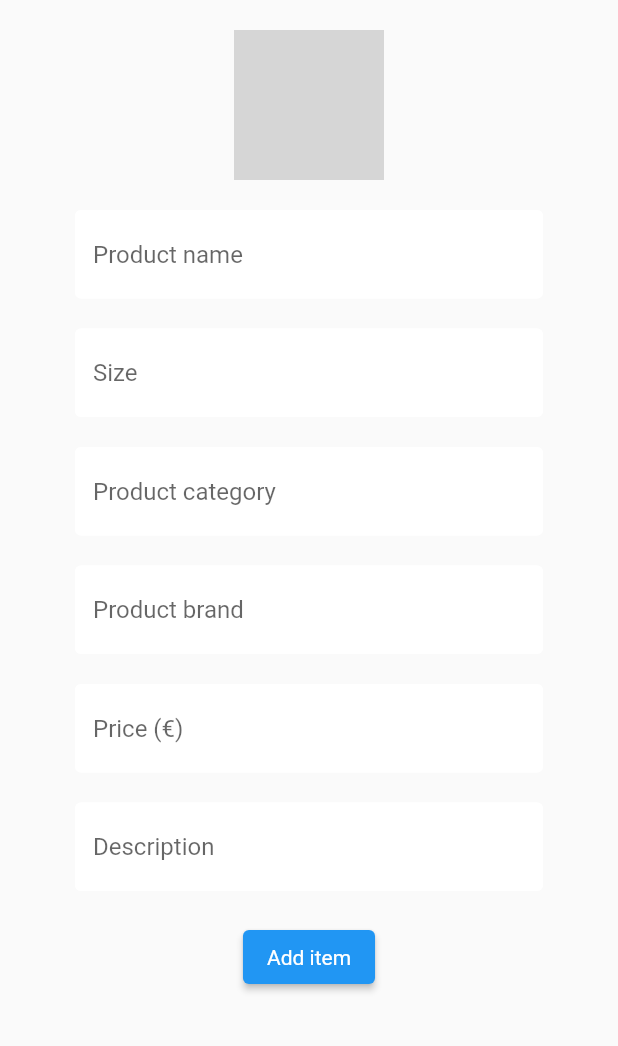
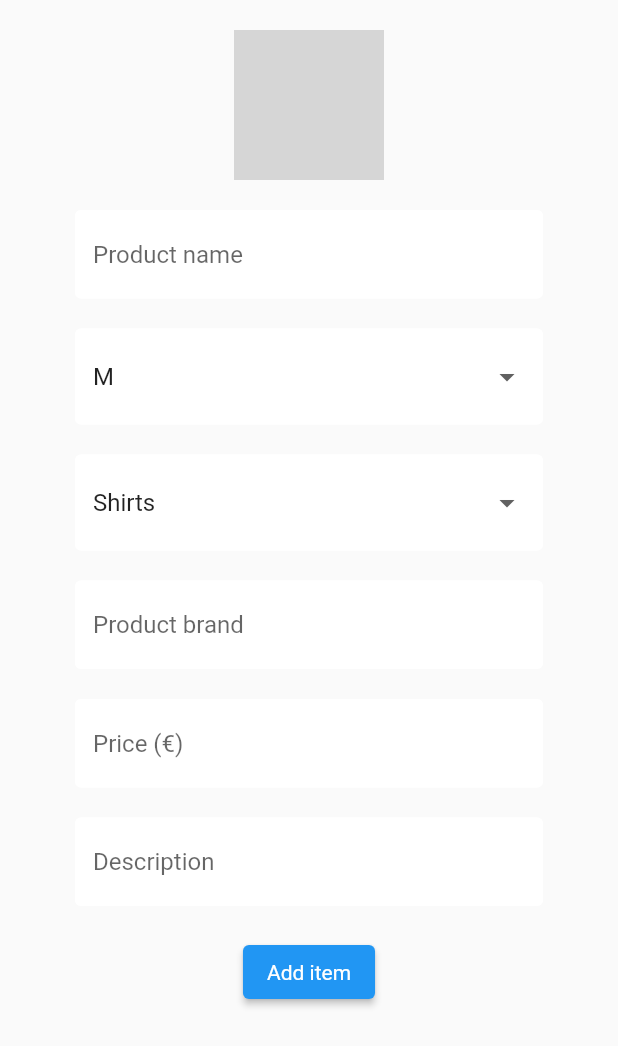
Before and after one commit to AyedSamy/Flutter-ShopApp, a Flutter app: the AddItem widget shown alone on an empty page, opened directly, on a phone screen of 412 x 824 dp. Shown: the top 1046 px of the screen. Run offline on Flutter 3.47's test engine with Material 2 defaults, Android fonts, the phone set to English and light mode, and no system bars; our stand-ins replace cloud_firestore, currency_text_input_formatter, firebase_auth, firebase_core, firebase_storage, image_picker; accounts and stored records are empty; network calls fail; grey boxes are pictures that could not be loaded.

Commit message:
Size, brand, dropdown menu

```diff
--- a/lib/screens/add-item.dart
+++ b/lib/screens/add-item.dart
@@ -26,11 +26,19 @@ class _AddItemState extends State<AddItem> {
   String imageUrl;
 
   final _formKey = GlobalKey<FormState>();
+  final List<String> sizes = ['XS', 'S', 'M', 'L', 'XL'];
+  final List<String> categories = [
+    'Shirts',
+    'Pants',
+    'Hats',
+    'Jackets',
+    'Other'
+  ];
 
   //text field state
   String productName = '';
-  String size = '';
-  String category = '';
+  String size = 'M'; // default
+  String category = 'Shirts'; // default
   String brand = '';
   String description = '';
   double price;
@@ -138,11 +146,17 @@ class _AddItemState extends State<AddItem> {
                     SizedBox(
                       height: 20,
                     ),
-                    TextFormField(
-                      decoration:
-                          textInputDecoration.copyWith(hintText: 'Size'),
-                      validator: (val) =>
-                          val.isEmpty ? "Enter the product size" : null,
+                    DropdownButtonFormField(
+                      decoration: textInputDecoration,
+                      value: size ?? 'M',
+                      items: sizes
+                          .map(
+                            (sz) => DropdownMenuItem(
+                              value: sz,
+                              child: Text('$sz'),
+                            ),
+                          )
+                          .toList(),
                       onChanged: (val) {
                         setState(() {
                           size = val;
@@ -152,11 +166,17 @@ class _AddItemState extends State<AddItem> {
                     SizedBox(
                       height: 20,
                     ),
-                    TextFormField(
-                      decoration: textInputDecoration.copyWith(
-                          hintText: 'Product category'),
-                      validator: (val) =>
-                          val.isEmpty ? "Enter the product category" : null,
+                    DropdownButtonFormField(
+                      decoration: textInputDecoration,
+                      value: category ?? 'Shirts',
+                      items: categories
+                          .map(
+                            (cat) => DropdownMenuItem(
+                              value: cat,
+                              child: Text('$cat'),
+                            ),
+                          )
+                          .toList(),
                       onChanged: (val) {
                         setState(() {
                           category = val;
--- a/lib/screens/product-card.dart
+++ b/lib/screens/product-card.dart
@@ -77,6 +77,16 @@ class ProductCard extends StatelessWidget {
               SizedBox(
                 height: 10.0,
               ),
+              Text(
+                'Category : $category', // PRODUCT CATEGORY
+                style: TextStyle(
+                  color: Colors.blue[800],
+                  letterSpacing: 1.0,
+                ),
+              ),
+              SizedBox(
+                height: 10.0,
+              ),
               Row(
                 mainAxisAlignment: MainAxisAlignment.center,
                 children: [
--- a/lib/screens/product-list.dart
+++ b/lib/screens/product-list.dart
@@ -12,6 +12,7 @@ class ProductList extends StatefulWidget {
 
 class _ProductListState extends State<ProductList> {
   String searchedItem = '';
+  String selectedCategory = '';
 
   List<Product> searchedProducts;
 
--- a/lib/screens/select-category.dart
+++ b/lib/screens/select-category.dart
@@ -38,7 +38,7 @@ class _SelectCategoryWidgetState extends State<SelectCategoryWidget> {
               dropdownValue = newValue;
             });
           },
-          items: <String>['Shirts', 'Pants', 'Free', 'Four']
+          items: <String>['Shirts', 'Pants', 'Hats', 'Jackets', 'Other']
               .map<DropdownMenuItem<String>>((String value) {
             return DropdownMenuItem<String>(
               value: value,
```
